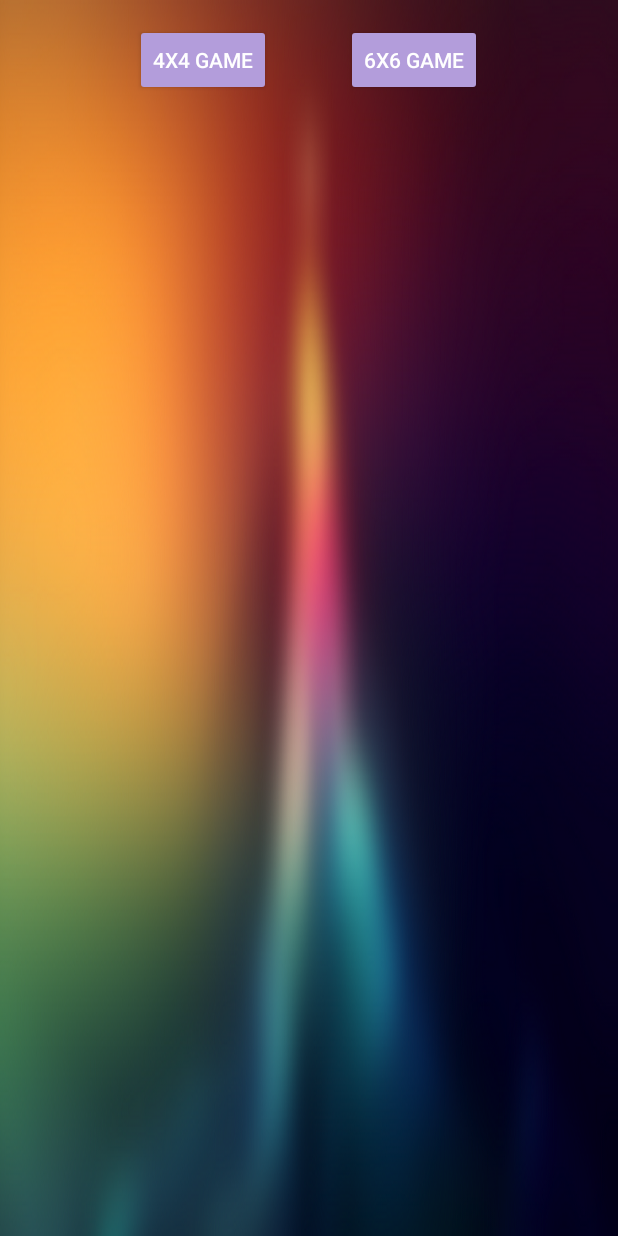
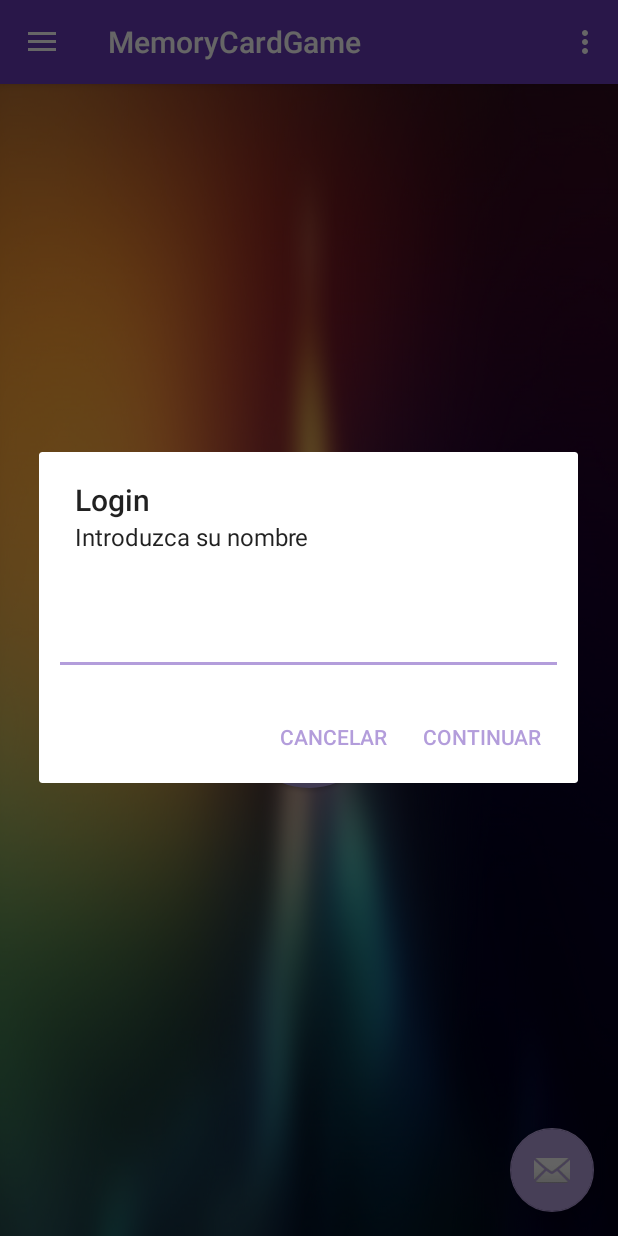
Before and after one commit to sushiprieto/MemoryCardGameMaterial, an Android app: the screen it shows after launch (GameActivity before the commit, MainActivity after it), after a tap on "PLAY", on a phone screen of 412 x 824 dp. Run offline under Robolectric (Android 15) with nearby library versions, the phone set to English and light mode, and no system bars.

Commit message:
añadido BBDD mejora visuales

```diff
--- a/app/src/main/java/com/trabajo/carlos/memorycardgamematerial/MainActivity.java
+++ b/app/src/main/java/com/trabajo/carlos/memorycardgamematerial/MainActivity.java
@@ -1,9 +1,13 @@
 package com.trabajo.carlos.memorycardgamematerial;
 
+import android.app.AlertDialog;
+import android.content.DialogInterface;
 import android.content.Intent;
+import android.database.sqlite.SQLiteDatabase;
 import android.os.Bundle;
 import android.support.design.widget.FloatingActionButton;
 import android.support.design.widget.Snackbar;
+import android.view.LayoutInflater;
 import android.view.View;
 import android.support.design.widget.NavigationView;
 import android.support.v4.view.GravityCompat;
@@ -14,11 +18,14 @@ import android.support.v7.widget.Toolbar;
 import android.view.Menu;
 import android.view.MenuItem;
 import android.widget.Button;
+import android.widget.EditText;
 
 public class MainActivity extends AppCompatActivity
         implements NavigationView.OnNavigationItemSelectedListener {
 
     Button btnPlay;
+
+    String nombreLogin;
 
     @Override
     protected void onCreate(Bundle savedInstanceState) {
@@ -50,8 +57,9 @@ public class MainActivity extends AppCompatActivity
             @Override
             public void onClick(View v) {
 
-                Intent intent = new Intent(MainActivity.this, GameActivity.class);
-                startActivity(intent);
+                mostrarDialogoPersonalizado();
+
+
 
             }
         });
@@ -90,6 +98,48 @@ public class MainActivity extends AppCompatActivity
         return super.onOptionsItemSelected(item);
     }
 
+    /**
+     * Método que crea un cuadro de diálogo personalizado
+     */
+    public void mostrarDialogoPersonalizado() {
+
+        AlertDialog.Builder dialogBuilder = new AlertDialog.Builder(this);
+        LayoutInflater inflater = this.getLayoutInflater();
+        final View dialogView = inflater.inflate(R.layout.dialogo_login, null);
+        dialogBuilder.setView(dialogView);
+
+        final EditText edtLogin = (EditText) dialogView.findViewById(R.id.edtLogin);
+
+        dialogBuilder.setTitle("Login");
+        dialogBuilder.setMessage("Introduzca su nombre");
+        dialogBuilder.setPositiveButton("Continuar", new DialogInterface.OnClickListener() {
+            public void onClick(DialogInterface dialog, int whichButton) {
+
+                //Recogemos el nombre introducido para enviarlo a la otra actividad
+                nombreLogin = edtLogin.getText().toString();
+
+                //do something with edt.getText().toString();
+                Intent intent = new Intent(MainActivity.this, GameActivity.class);
+
+                intent.putExtra("nombre", nombreLogin);
+
+                startActivity(intent);
+
+            }
+        });
+        dialogBuilder.setNegativeButton("Cancelar", new DialogInterface.OnClickListener() {
+            public void onClick(DialogInterface dialog, int whichButton) {
+
+                dialog.cancel();
+
+            }
+        });
+
+        AlertDialog dialogo = dialogBuilder.create();
+        dialogo.show();
+
+    }
+
     @SuppressWarnings("StatementWithEmptyBody")
     @Override
     public boolean onNavigationItemSelected(MenuItem item) {
--- a/app/src/main/res/layout/content_main.xml
+++ b/app/src/main/res/layout/content_main.xml
@@ -25,7 +25,7 @@
         android:textColor="#F61B3E"
         tools:fontFamily="casual"
         android:layout_marginBottom="20dp"
-        android:textSize="40dp"/>
+        android:textSize="38dp"/>
 
     <Button
         android:text="@string/menu_opcionesplay"
--- a/app/src/main/res/layout/content_pantalla_inicio.xml
+++ b/app/src/main/res/layout/content_pantalla_inicio.xml
@@ -27,7 +27,7 @@
         android:layout_height="wrap_content"
         android:layout_gravity="center"
         android:textColor="#F61B3E"
-        android:textSize="40dp"
+        android:textSize="38dp"
         android:id="@+id/textView2"
         android:layout_centerHorizontal="true"
         tools:fontFamily="casual" />
--- /dev/null
+++ b/app/src/main/res/layout/dialogo_login.xml
@@ -0,0 +1,14 @@
+<?xml version="1.0" encoding="utf-8"?>
+<LinearLayout xmlns:android="http://schemas.android.com/apk/res/android"
+    android:orientation="vertical"
+    android:padding="10dp"
+    android:layout_width="match_parent"
+    android:layout_height="match_parent">
+
+    <EditText
+        android:id="@+id/edtLogin"
+        android:layout_width="match_parent"
+        android:layout_height="wrap_content"
+        android:inputType="text" />
+
+</LinearLayout>
```
Also changed, not shown: app/src/main/java/com/trabajo/carlos/memorycardgamematerial/GameActivity.java (+16 -0 lines), app/src/main/java/com/trabajo/carlos/memorycardgamematerial/LoginSQLHelper.java (added, +37 -0 lines), app/src/main/res/layout/content_game.xml (+14 -1 lines).
